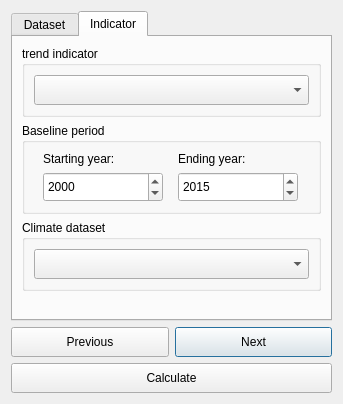
First picture: the form in LDMP/gui/DlgTimeseries.ui, repository ConservationInternational/trends.earth, before the edit.
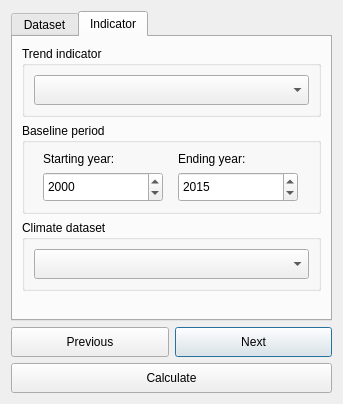
Second picture: the form after the edit. The open tabs and pages were chosen to show the change.

Diff of the .ui file:
```diff
--- a/LDMP/gui/DlgTimeseries.ui
+++ b/LDMP/gui/DlgTimeseries.ui
@@ -112,7 +112,7 @@
           </sizepolicy>
          </property>
          <property name="title">
-          <string>trend indicator</string>
+          <string>Trend indicator</string>
          </property>
          <layout class="QVBoxLayout" name="verticalLayout_6">
           <item>
```
